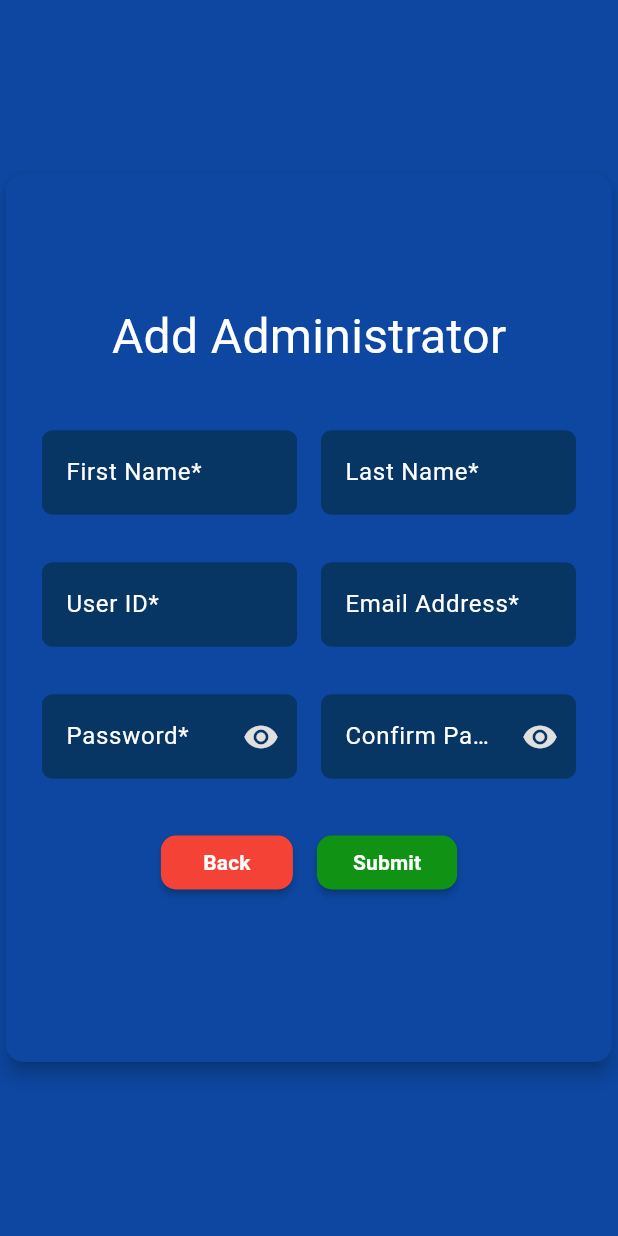
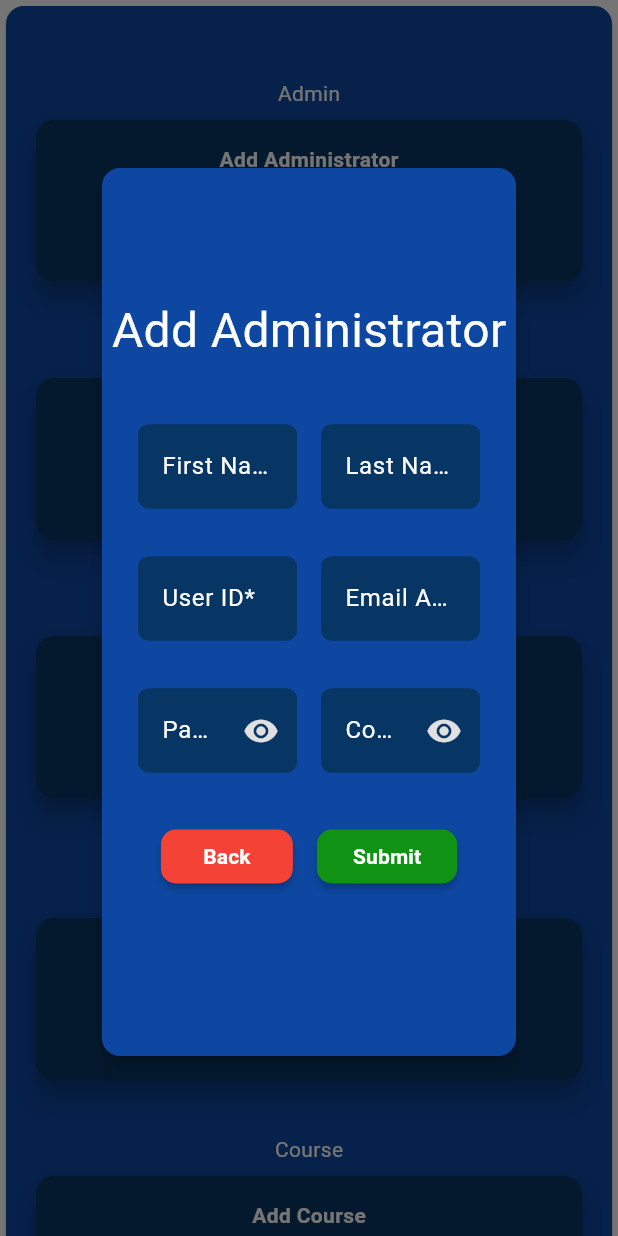
Before and after one commit to Kyusans/flutter-csdl-admin, a Flutter app: the MasterFiles widget shown alone on an empty page, opened directly, after a tap on "Add", on a phone screen of 412 x 824 dp. Run offline on Flutter 3.47's test engine with Material 3 defaults, Android fonts, the phone set to English and light mode, and no system bars; our stand-ins replace get, shared_preferences; accounts and stored records are empty.

Commit message:
Master Files now in modal

```diff
--- a/lib/components/my_masterfiles.dart
+++ b/lib/components/my_masterfiles.dart
@@ -23,6 +23,7 @@ class _MyMasterfilesState extends State<MyMasterfiles> {
     return Padding(
       padding: const EdgeInsets.all(16.0),
       child: Column(
+        mainAxisAlignment: MainAxisAlignment.center,
         crossAxisAlignment: CrossAxisAlignment.center,
         children: [
           Text(
@@ -42,6 +43,8 @@ class _MyMasterfilesState extends State<MyMasterfiles> {
                 mainAxisAlignment: MainAxisAlignment.spaceBetween,
                 children: [
                   Row(
+                    mainAxisAlignment: MainAxisAlignment.center,
+                    crossAxisAlignment: CrossAxisAlignment.center,
                     children: [
                       Text(
                         widget.labelText,
@@ -55,10 +58,12 @@ class _MyMasterfilesState extends State<MyMasterfiles> {
                       ),
                     ],
                   ),
-                  SizedBox(
+                  const SizedBox(
                     height: 8,
                   ),
                   Row(
+                    mainAxisAlignment: MainAxisAlignment.center,
+                    crossAxisAlignment: CrossAxisAlignment.center,
                     children: [
                       MyButton(
                         buttonText: "Add",
--- a/lib/main.dart
+++ b/lib/main.dart
@@ -1,9 +1,7 @@
 import 'package:flutter/material.dart';
 import 'package:flutter_csdl_admin/local_storage.dart';
 import 'package:flutter_csdl_admin/pages/dashboard.dart';
-// import 'package:flutter_csdl_admin/pages/dashboard.dart';
 import 'package:flutter_csdl_admin/pages/login_page.dart';
-import 'package:flutter_csdl_admin/pages/master_files/add_masterfiles.dart';
 import 'package:flutter_csdl_admin/theme/dark_mode.dart';
 import 'package:flutter_csdl_admin/theme/light_mode.dart';
 import 'package:get/get.dart';
@@ -25,10 +23,8 @@ class MyApp extends StatelessWidget {
       routes: {
         '/login': (context) => const LoginPage(),
         '/dashboard': (context) => const Dashboard(),
-        '/masterfiles': (context) => const AddMasterfiles(),
       },
       home: const LoginPage(),
-      //LoginPage()
       theme: lightMode,
       darkTheme: darkMode,
     );
--- a/lib/pages/master_files.dart
+++ b/lib/pages/master_files.dart
@@ -1,6 +1,7 @@
 import 'package:flutter/material.dart';
 import 'package:flutter_csdl_admin/components/loading_spinner.dart';
 import 'package:flutter_csdl_admin/components/my_masterfiles.dart';
+import 'package:flutter_csdl_admin/pages/master_files/add_masterfiles.dart';
 import 'package:get/get.dart';
 
 class MasterFiles extends StatefulWidget {
@@ -24,9 +25,13 @@ class _MasterFilesState extends State<MasterFiles> {
   }
 
   void _handleAddMasterfiles(int index) {
-    setState(() {
-      Get.toNamed("/masterfiles", arguments: index);
-    });
+    Get.dialog(
+      AlertDialog(
+        content: AddMasterfiles(selectedIndex: index),
+        backgroundColor: Colors.transparent,
+        elevation: 0,
+      ),
+    );
   }
 
   void _initializeData() async {
--- a/lib/pages/master_files/add_masterfiles.dart
+++ b/lib/pages/master_files/add_masterfiles.dart
@@ -5,8 +5,10 @@ import 'package:flutter_csdl_admin/pages/master_files/add_school_year.dart';
 import 'package:get/get.dart';
 
 class AddMasterfiles extends StatefulWidget {
+  final int selectedIndex;
   const AddMasterfiles({
     Key? key,
+    required this.selectedIndex,
   }) : super(key: key);
 
   @override
@@ -20,7 +22,7 @@ class _AddMasterfilesState extends State<AddMasterfiles> {
   void initState() {
     super.initState();
     setState(() {
-      _selectedIndex = Get.arguments;
+      _selectedIndex = widget.selectedIndex;
       switch (_selectedIndex) {
         case 0:
           _title = "Add Administrator";
@@ -54,9 +56,7 @@ class _AddMasterfilesState extends State<AddMasterfiles> {
 
   @override
   Widget build(BuildContext context) {
-    return Scaffold(
-      backgroundColor: Theme.of(context).colorScheme.onPrimary,
-      body: Center(
+    return Center(
       child: Column(
         crossAxisAlignment: CrossAxisAlignment.center,
         mainAxisAlignment: MainAxisAlignment.center,
@@ -89,7 +89,6 @@ class _AddMasterfilesState extends State<AddMasterfiles> {
           ),
         ],
       ),
-      ),
     );
   }
 
```
Lines whose indentation alone changed are shown as unchanged.
